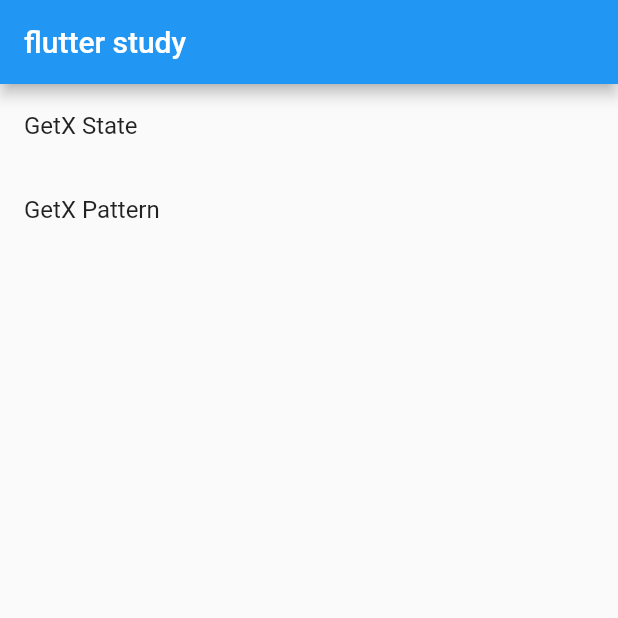
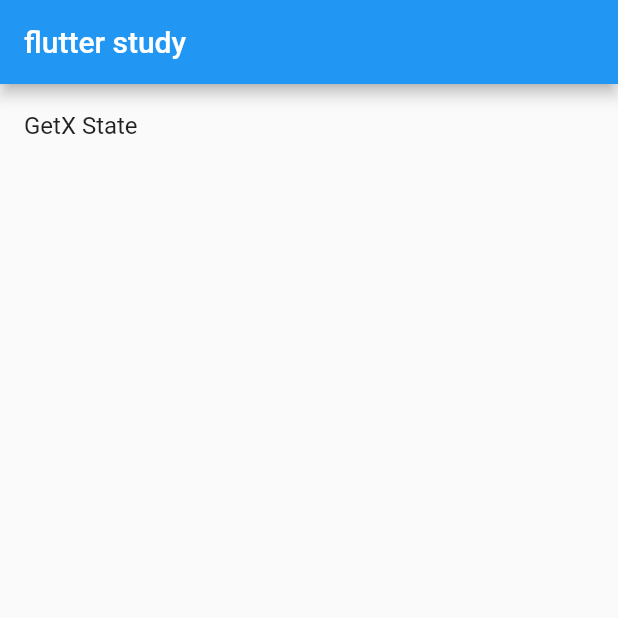
Before and after one commit to os5633/fluttter-study, a Flutter app: the screen it shows after launch, on a phone screen of 412 x 824 dp, the top half of it. Run offline on Flutter 3.47's test engine with Material 2 defaults, Android fonts, the phone set to English and light mode, and no system bars; our stand-ins replace get.

Commit message:
Revert "getX Pattern"
This reverts commit 83f760c4b8c77a3e62db25a2ac60f2be4b39fa4a.

```diff
--- a/lib/main.dart
+++ b/lib/main.dart
@@ -1,5 +1,5 @@
 import 'package:flutter/material.dart';
-import 'package:flutter_application_1/routes/routes.dart';
+import 'package:flutter_application_1/screen/getxstate/getx_state_management.dart';
 
 import 'package:get/get.dart';
 
@@ -10,16 +10,40 @@ void main() {
 class MyApp extends StatelessWidget {
   const MyApp({Key? key}) : super(key: key);
 
+  // This widget is the root of your application.
   @override
   Widget build(BuildContext context) {
-    return GetMaterialApp(
-      title: 'Flutter Study',
-      theme: ThemeData(
-        primarySwatch: Colors.blue,
-      ),
-      initialRoute: '/',
-      getPages: routes,
+    return const GetMaterialApp(
+      home: StudyList(),
       debugShowCheckedModeBanner: false,
     );
   }
 }
+
+class StudyList extends StatefulWidget {
+  const StudyList({Key? key}) : super(key: key);
+
+  @override
+  _StudyListState createState() => _StudyListState();
+}
+
+class _StudyListState extends State<StudyList> {
+  @override
+  Widget build(BuildContext context) {
+    return Scaffold(
+      appBar: AppBar(
+        title: const Text("flutter study"),
+      ),
+      body: ListView(
+        children: [
+          ListTile(
+            onTap: () {
+              Get.to(const GetXStateManagement());
+            },
+            title: const Text("GetX State"),
+          )
+        ],
+      ),
+    );
+  }
+}
--- a/lib/routes/routes.dart
+++ /dev/null
@@ -1,21 +0,0 @@
-import 'package:flutter_application_1/screen/getx_pattern/binding/home_binding.dart';
-import 'package:flutter_application_1/screen/getx_pattern/ui/home/home_page.dart';
-import 'package:flutter_application_1/screen/getx_state/getx_state_management.dart';
-import 'package:flutter_application_1/screen/home.dart';
-import 'package:get/get.dart';
-
-List<GetPage> routes = [
-  GetPage(
-    name: "/",
-    page: () => const StudyList(),
-  ),
-  GetPage(
-    name: '/getx_state',
-    page: () => const GetXStateManagement(),
-  ),
-  GetPage(
-    name: '/getx_pattern',
-    page: () => const HomePage(),
-    binding: HomeBinding(),
-  ),
-];
--- a/lib/screen/getx_pattern/route/app_routes.dart
+++ /dev/null
@@ -1,6 +0,0 @@
-part of './app_pages.dart';
-
-abstract class Routes {
-  static const INITIAL = '/';
-  static const DETAILS = '/details';
-}
--- a/lib/screen/getx_state/getx_state_management.dart
+++ b/lib/screen/getxstate/getx_state_management.dart
@@ -1,6 +1,6 @@
 import 'package:flutter/material.dart';
-import 'package:flutter_application_1/screen/getx_state/on_update_screen.dart';
-import 'package:flutter_application_1/screen/getx_state/reactive_screen.dart';
+import 'package:flutter_application_1/screen/getxstate/on_update_screen.dart';
+import 'package:flutter_application_1/screen/getxstate/reactive_screen.dart';
 import 'package:get/get.dart';
 
 class GetXStateManagement extends StatefulWidget {
--- a/lib/screen/getx_state/on_update_screen.dart
+++ b/lib/screen/getxstate/on_update_screen.dart
@@ -1,6 +1,6 @@
 import 'package:flutter/cupertino.dart';
 import 'package:flutter/material.dart';
-import 'package:flutter_application_1/screen/getx_state/getx_controller.dart';
+import 'package:flutter_application_1/screen/getxstate/getx_controller.dart';
 import 'package:get/get.dart';
 
 class OnUpdateScreen extends StatefulWidget {
--- a/lib/screen/getx_state/reactive_screen.dart
+++ b/lib/screen/getxstate/reactive_screen.dart
@@ -1,6 +1,6 @@
 import 'package:flutter/cupertino.dart';
 import 'package:flutter/material.dart';
-import 'package:flutter_application_1/screen/getx_state/getx_controller.dart';
+import 'package:flutter_application_1/screen/getxstate/getx_controller.dart';
 import 'package:get/get.dart';
 
 class ReactiveScreen extends StatefulWidget {
@@ -63,7 +63,7 @@ class _ReactiveScreenState extends State<ReactiveScreen> {
             ),
             ElevatedButton(
               onPressed: () {
-                controller.change(2, "권오성2");
+                controller.change(2, "코드팩토리");
               },
               child: const Text("Change User"),
             )
--- a/lib/screen/home.dart
+++ /dev/null
@@ -1,36 +0,0 @@
-import 'package:flutter/material.dart';
-import 'package:get/get.dart';
-
-class StudyList extends StatefulWidget {
-  const StudyList({Key? key}) : super(key: key);
-
-  @override
-  _StudyListState createState() => _StudyListState();
-}
-
-class _StudyListState extends State<StudyList> {
-  @override
-  Widget build(BuildContext context) {
-    return Scaffold(
-      appBar: AppBar(
-        title: const Text("flutter study"),
-      ),
-      body: ListView(
-        children: [
-          ListTile(
-            onTap: () {
-              Get.toNamed('/getx_state');
-            },
-            title: const Text("GetX State"),
-          ),
-          ListTile(
-            onTap: () {
-              Get.toNamed('/getx_pattern');
-            },
-            title: const Text("GetX Pattern"),
-          )
-        ],
-      ),
-    );
-  }
-}
--- a/pubspec.yaml
+++ b/pubspec.yaml
@@ -35,7 +35,6 @@ dependencies:
   # Use with the CupertinoIcons class for iOS style icons.
   cupertino_icons: ^1.0.2
   get: ^4.3.8
-  http: ^0.13.4
 
 dev_dependencies:
   flutter_test:
```
Also changed, not shown: lib/screen/getx_pattern/binding/home_binding.dart (deleted, +0 -21 lines), lib/screen/getx_pattern/controller/home_controller.dart (deleted, +0 -31 lines), lib/screen/getx_pattern/data/model/model.dart (deleted, +0 -24 lines), lib/screen/getx_pattern/data/provider/api.dart (deleted, +0 -28 lines), lib/screen/getx_pattern/data/repository/repository.dart (deleted, +0 -13 lines), lib/screen/getx_pattern/route/app_pages.dart (deleted, +0 -14 lines), lib/screen/getx_pattern/ui/home/home_page.dart (deleted, +0 -32 lines), lib/screen/getxstate/getx_controller.dart (renamed from lib/screen/getx_state/getx_controller.dart).
